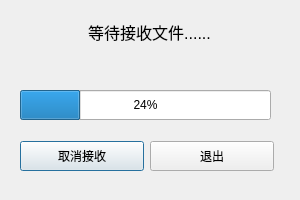
Qt form filerecv.ui (hdu-zky/QChat) before a commit.
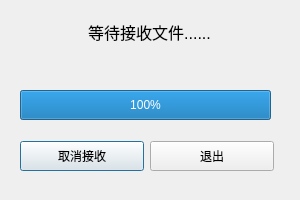
The same form after that commit.

Diff of the .ui file:
```diff
--- a/filerecv.ui
+++ b/filerecv.ui
@@ -56,7 +56,7 @@
     </size>
    </property>
    <property name="value">
-    <number>24</number>
+    <number>100</number>
    </property>
   </widget>
   <widget class="QWidget" name="layoutWidget">
```
